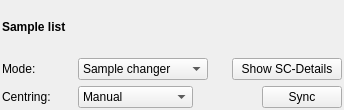
The window that Bricks/widgets/ui_files/Qt4_sample_changer_widget_layout.ui (mxcube/mxcubeqt) describes before a commit, drawn with Qt 5.
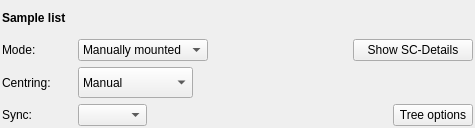
The same window after the commit.

What changed in the file:
```diff
--- a/Bricks/widgets/ui_files/Qt4_sample_changer_widget_layout.ui
+++ b/Bricks/widgets/ui_files/Qt4_sample_changer_widget_layout.ui
@@ -6,8 +6,8 @@
    <rect>
     <x>0</x>
     <y>0</y>
-    <width>344</width>
-    <height>110</height>
+    <width>475</width>
+    <height>128</height>
    </rect>
   </property>
   <property name="sizePolicy">
@@ -63,6 +63,12 @@
            <height>0</height>
           </size>
          </property>
+         <property name="maximumSize">
+          <size>
+           <width>70</width>
+           <height>16777215</height>
+          </size>
+         </property>
          <property name="text">
           <string>Mode:</string>
          </property>
@@ -70,16 +76,18 @@
        </item>
        <item>
         <widget class="QComboBox" name="filter_cbox">
-         <item>
-          <property name="text">
-           <string>Sample changer</string>
-          </property>
-         </item>
-         <item>
-          <property name="text">
-           <string>Mounted sample</string>
-          </property>
-         </item>
+         <property name="minimumSize">
+          <size>
+           <width>0</width>
+           <height>0</height>
+          </size>
+         </property>
+         <property name="maximumSize">
+          <size>
+           <width>150</width>
+           <height>16777215</height>
+          </size>
+         </property>
          <item>
           <property name="text">
            <string>Manually mounted</string>
@@ -115,13 +123,13 @@
          </property>
          <property name="minimumSize">
           <size>
-           <width>110</width>
+           <width>120</width>
            <height>0</height>
           </size>
          </property>
          <property name="maximumSize">
           <size>
-           <width>110</width>
+           <width>120</width>
            <height>16777215</height>
           </size>
          </property>
@@ -148,6 +156,12 @@
            <height>0</height>
           </size>
          </property>
+         <property name="maximumSize">
+          <size>
+           <width>70</width>
+           <height>16777215</height>
+          </size>
+         </property>
          <property name="text">
           <string>Centring:</string>
          </property>
@@ -155,6 +169,18 @@
        </item>
        <item>
         <widget class="QComboBox" name="centring_cbox">
+         <property name="minimumSize">
+          <size>
+           <width>0</width>
+           <height>0</height>
+          </size>
+         </property>
+         <property name="maximumSize">
+          <size>
+           <width>32767</width>
+           <height>32767</height>
+          </size>
+         </property>
          <property name="toolTip">
           <string>&lt;B&gt;Manual&lt;/B&gt; 3-Click centring &lt;BR&gt; &lt;B&gt;Semi Automatic&lt;/B&gt; - Gives the possibility to confirm centring &lt;BR&gt; &lt;B&gt;Fully Automatic&lt;/B&gt; - Continues without waiting for confirmation</string>
          </property>
@@ -188,10 +214,77 @@
          </property>
         </spacer>
        </item>
+      </layout>
+     </item>
+     <item>
+      <layout class="QHBoxLayout" name="horizontalLayout_3">
        <item>
-        <widget class="QPushButton" name="synch_button">
+        <widget class="QLabel" name="synch_label">
+         <property name="minimumSize">
+          <size>
+           <width>70</width>
+           <height>0</height>
+          </size>
+         </property>
+         <property name="maximumSize">
+          <size>
+           <width>70</width>
+           <height>16777215</height>
+          </size>
+         </property>
          <property name="text">
-          <string>Sync</string>
+          <string>Sync:</string>
+         </property>
+        </widget>
+       </item>
+       <item>
+        <widget class="QComboBox" name="synch_combo">
+         <property name="minimumSize">
+          <size>
+           <width>0</width>
+           <height>0</height>
+          </size>
+         </property>
+         <property name="maximumSize">
+          <size>
+           <width>32767</width>
+           <height>32767</height>
+          </size>
+         </property>
+         <item>
+          <property name="text">
+           <string/>
+          </property>
+         </item>
+         <item>
+          <property name="text">
+           <string>ISPyB</string>
+          </property>
+         </item>
+         <item>
+          <property name="text">
+           <string>CRIMS</string>
+          </property>
+         </item>
+        </widget>
+       </item>
+       <item>
+        <spacer name="horizontalSpacer_3">
+         <property name="orientation">
+          <enum>Qt::Horizontal</enum>
+         </property>
+         <property name="sizeHint" stdset="0">
+          <size>
+           <width>40</width>
+           <height>20</height>
+          </size>
+         </property>
+        </spacer>
+       </item>
+       <item>
+        <widget class="QPushButton" name="tree_options">
+         <property name="text">
+          <string>Tree options</string>
          </property>
         </widget>
        </item>
```
Left out of the diff: 10 changed lines with no effect on the pictures.
